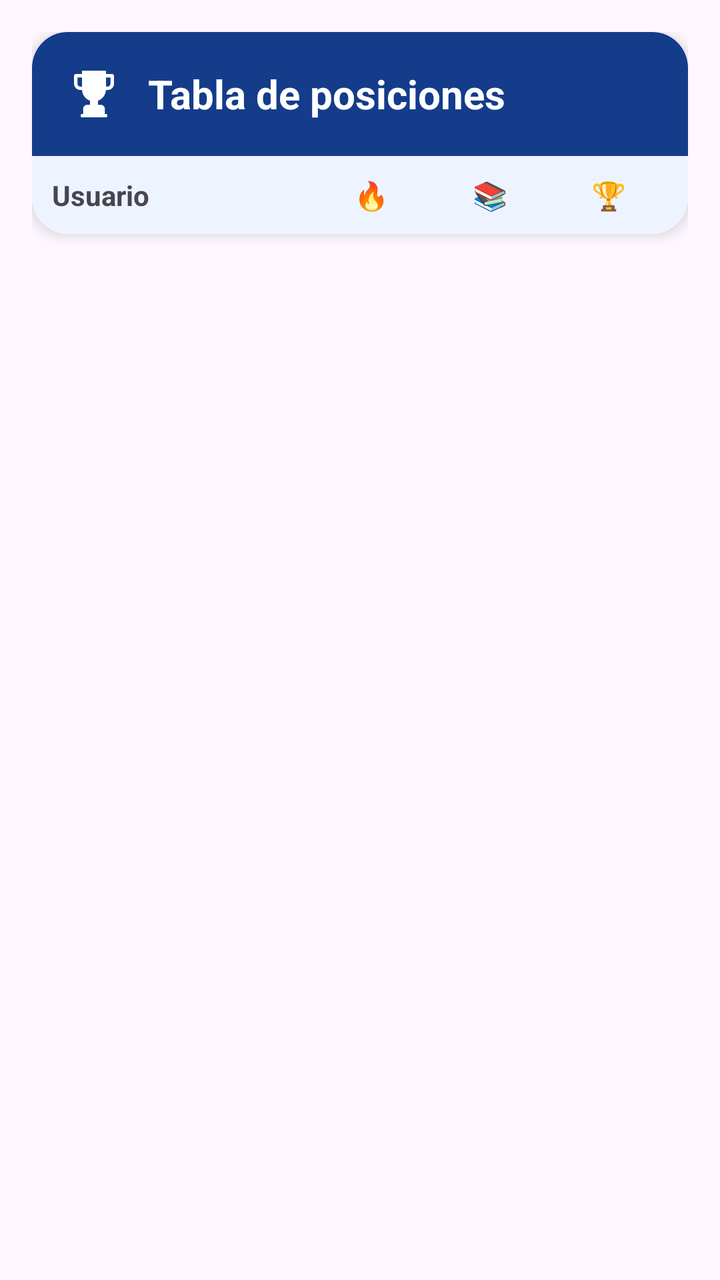
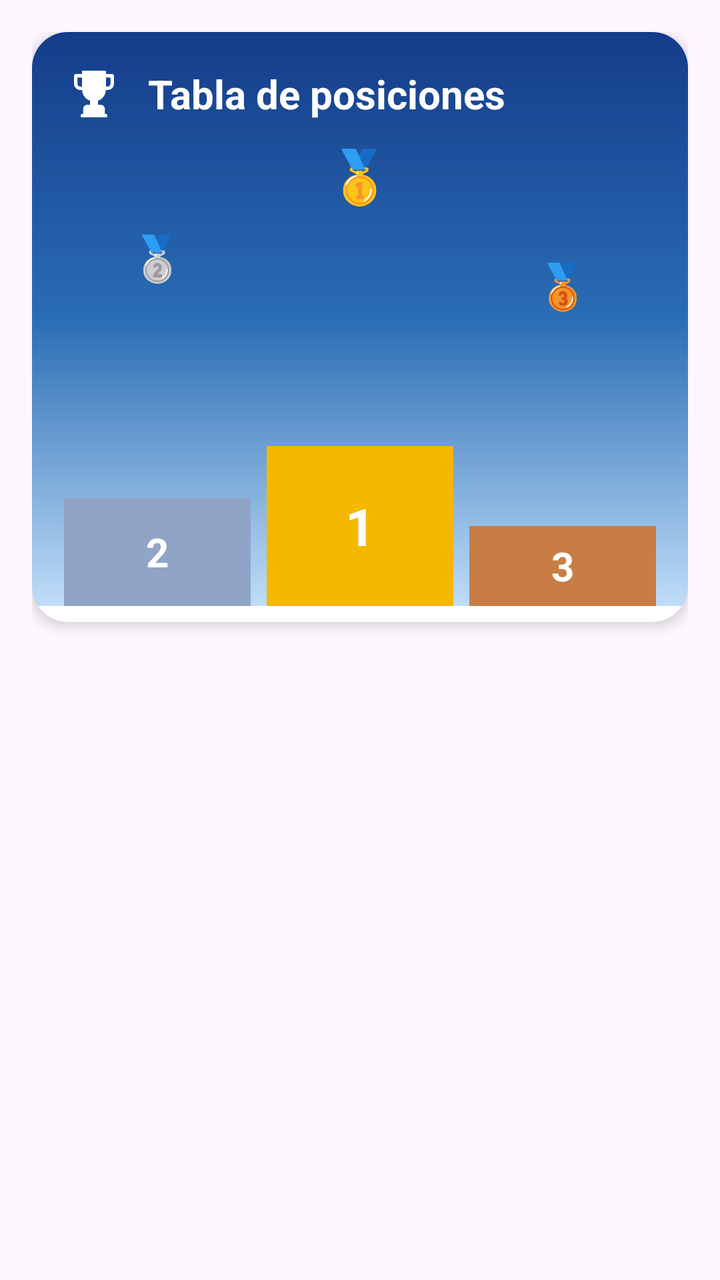

Before-and-after screenshots of an Android layout around one commit, followed by the original layout XML and the change that was made.
<!-- AndroidManifest.xml: application theme Theme.SysLearning -->
<!-- res/layout/fragment_estadisticas_admin.xml -->
<?xml version="1.0" encoding="utf-8"?>
<LinearLayout xmlns:android="http://schemas.android.com/apk/res/android"
    xmlns:app="http://schemas.android.com/apk/res-auto"
    android:layout_width="match_parent"
    android:layout_height="match_parent"
    android:orientation="vertical"
    android:padding="16dp">

    <androidx.cardview.widget.CardView
        android:layout_width="match_parent"
        android:layout_height="wrap_content"
        app:cardCornerRadius="18dp"
        app:cardElevation="4dp">

        <LinearLayout
            android:layout_width="match_parent"
            android:layout_height="wrap_content"
            android:orientation="vertical">

            

            <LinearLayout
                android:layout_width="match_parent"
                android:layout_height="wrap_content"
                android:background="#143C8A"
                android:gravity="center_vertical"
                android:orientation="horizontal"
                android:padding="16dp">

                <ImageView
                    android:layout_width="30dp"
                    android:layout_height="30dp"
                    android:src="@drawable/ic_trophy"
                    android:tint="@android:color/white"/>

                <TextView
                    android:layout_width="wrap_content"
                    android:layout_height="wrap_content"
                    android:layout_marginStart="12dp"
                    android:text="Tabla de posiciones"
                    android:textColor="@android:color/white"
                    android:textSize="20sp"
                    android:textStyle="bold"/>

            </LinearLayout>

            

            <LinearLayout
                android:layout_width="match_parent"
                android:layout_height="wrap_content"
                android:background="#EEF4FF"
                android:orientation="horizontal"
                android:padding="10dp">

                <TextView
                    android:layout_width="0dp"
                    android:layout_height="wrap_content"
                    android:layout_weight="2.2"
                    android:text="Usuario"
                    android:textStyle="bold"/>

                <TextView
                    android:layout_width="0dp"
                    android:layout_height="wrap_content"
                    android:layout_weight="1"
                    android:gravity="center"
                    android:text="🔥"/>

                <TextView
                    android:layout_width="0dp"
                    android:layout_height="wrap_content"
                    android:layout_weight="1"
                    android:gravity="center"
                    android:text="📚"/>

                <TextView
                    android:layout_width="0dp"
                    android:layout_height="wrap_content"
                    android:layout_weight="1"
                    android:gravity="center"
                    android:text="🏆"/>

            </LinearLayout>

            <androidx.recyclerview.widget.RecyclerView
                android:id="@+id/rvRanking"
                android:layout_width="match_parent"
                android:layout_height="wrap_content"
                android:nestedScrollingEnabled="false"/>

            <TextView
                android:id="@+id/tvSinRanking"
                android:layout_width="match_parent"
                android:layout_height="wrap_content"
                android:padding="18dp"
                android:gravity="center"
                android:text="No hay usuarios."
                android:visibility="gone"/>

        </LinearLayout>

    </androidx.cardview.widget.CardView>

</LinearLayout>
<!-- resources referenced by this layout -->
<resources>
  <!-- drawable ic_trophy: vector/xml drawable (drawable, 8434 chars, omitted) -->
  <style name="Theme.SysLearning" parent="Theme.MaterialComponents.DayNight.NoActionBar">
  
          
          <item name="colorPrimary">#143C8A</item>
          <item name="colorPrimaryVariant">#0D2E6E</item>
          <item name="colorOnPrimary">#FFFFFF</item>
  
          
          <item name="colorSecondary">#00B8D9</item>
          <item name="colorSecondaryVariant">#0099B7</item>
          <item name="colorOnSecondary">#FFFFFF</item>
  
          
          <item name="android:statusBarColor">#143C8A</item>
  
  
      </style>
</resources>

<!-- the commit's change to res/layout/fragment_estadisticas_admin.xml (unified diff, before → after) -->
@@ -22,66 +22,42 @@
             <LinearLayout
                 android:layout_width="match_parent"
                 android:layout_height="wrap_content"
-                android:background="#143C8A"
-                android:gravity="center_vertical"
-                android:orientation="horizontal"
-                android:padding="16dp">
-
-                <ImageView
-                    android:layout_width="30dp"
-                    android:layout_height="30dp"
-                    android:src="@drawable/ic_trophy"
-                    android:tint="@android:color/white"/>
-
-                <TextView
-                    android:layout_width="wrap_content"
+                android:background="@drawable/fondo_home"
+                android:orientation="vertical"
+                android:paddingTop="16dp">
+
+                <LinearLayout
+                    android:layout_width="match_parent"
                     android:layout_height="wrap_content"
-                    android:layout_marginStart="12dp"
-                    android:text="Tabla de posiciones"
-                    android:textColor="@android:color/white"
-                    android:textSize="20sp"
-                    android:textStyle="bold"/>
+                    android:gravity="center_vertical"
+                    android:orientation="horizontal"
+                    android:paddingStart="16dp"
+                    android:paddingEnd="16dp">
+
+                    <ImageView
+                        android:layout_width="30dp"
+                        android:layout_height="30dp"
+                        android:src="@drawable/ic_trophy"
+                        app:tint="@android:color/white"/>
+
+                    <TextView
+                        android:layout_width="wrap_content"
+                        android:layout_height="wrap_content"
+                        android:layout_marginStart="12dp"
+                        android:text="Tabla de posiciones"
+                        android:textColor="@android:color/white"
+                        android:textSize="20sp"
+                        android:textStyle="bold"/>
+
+                </LinearLayout>
+
+                <include layout="@layout/vista_podio_ranking" />
 
             </LinearLayout>
 
-            
-
-            <LinearLayout
-                android:layout_width="match_parent"
-                android:layout_height="wrap_content"
-                android:background="#EEF4FF"
-                android:orientation="horizontal"
-                android:padding="10dp">
-
-                <TextView
-                    android:layout_width="0dp"
-                    android:layout_height="wrap_content"
-                    android:layout_weight="2.2"
-                    android:text="Usuario"
-                    android:textStyle="bold"/>
-
-                <TextView
-                    android:layout_width="0dp"
-                    android:layout_height="wrap_content"
-                    android:layout_weight="1"
-                    android:gravity="center"
-                    android:text="🔥"/>
-
-                <TextView
-                    android:layout_width="0dp"
-                    android:layout_height="wrap_content"
-                    android:layout_weight="1"
-                    android:gravity="center"
-                    android:text="📚"/>
-
-                <TextView
-                    android:layout_width="0dp"
-                    android:layout_height="wrap_content"
-                    android:layout_weight="1"
-                    android:gravity="center"
-                    android:text="🏆"/>
-
-            </LinearLayout>
+            <View
+                android:layout_width="match_parent"
+                android:layout_height="8dp" />
 
             <androidx.recyclerview.widget.RecyclerView
                 android:id="@+id/rvRanking"
@@ -103,3 +79,209 @@
     </androidx.cardview.widget.CardView>
 
 </LinearLayout>
+<!-- res/layout/vista_podio_ranking.xml (included above) -->
+<?xml version="1.0" encoding="utf-8"?>
+<LinearLayout xmlns:android="http://schemas.android.com/apk/res/android"
+    android:id="@+id/contenedorPodio"
+    android:layout_width="match_parent"
+    android:layout_height="wrap_content"
+    android:baselineAligned="false"
+    android:gravity="bottom"
+    android:orientation="horizontal"
+    android:paddingStart="12dp"
+    android:paddingTop="8dp"
+    android:paddingEnd="12dp">
+
+    
+    <LinearLayout
+        android:id="@+id/podio2"
+        android:layout_width="0dp"
+        android:layout_height="wrap_content"
+        android:layout_weight="1"
+        android:gravity="center_horizontal|bottom"
+        android:orientation="vertical"
+        android:paddingStart="4dp"
+        android:paddingEnd="4dp">
+
+        <TextView
+            android:layout_width="wrap_content"
+            android:layout_height="wrap_content"
+            android:importantForAccessibility="no"
+            android:text="🥈"
+            android:textSize="22sp" />
+
+        <TextView
+            android:id="@+id/podio2Avatar"
+            android:layout_width="52dp"
+            android:layout_height="52dp"
+            android:layout_marginTop="4dp"
+            android:gravity="center"
+            android:textColor="@android:color/white"
+            android:textSize="16sp"
+            android:textStyle="bold" />
+
+        <TextView
+            android:id="@+id/podio2Nombre"
+            android:layout_width="match_parent"
+            android:layout_height="wrap_content"
+            android:layout_marginTop="6dp"
+            android:ellipsize="end"
+            android:gravity="center"
+            android:maxLines="1"
+            android:textColor="@android:color/white"
+            android:textSize="13sp"
+            android:textStyle="bold" />
+
+        <TextView
+            android:id="@+id/podio2Puntos"
+            android:layout_width="wrap_content"
+            android:layout_height="wrap_content"
+            android:layout_marginTop="2dp"
+            android:textColor="#FFD54F"
+            android:textSize="12sp"
+            android:textStyle="bold" />
+
+        
+        <TextView
+            android:id="@+id/podio2Base"
+            android:layout_width="match_parent"
+            android:layout_height="54dp"
+            android:layout_marginTop="8dp"
+            android:background="#90A4C8"
+            android:gravity="center"
+            android:text="2"
+            android:textColor="@android:color/white"
+            android:textSize="20sp"
+            android:textStyle="bold" />
+
+    </LinearLayout>
+
+    
+    <LinearLayout
+        android:id="@+id/podio1"
+        android:layout_width="0dp"
+        android:layout_height="wrap_content"
+        android:layout_weight="1"
+        android:gravity="center_horizontal|bottom"
+        android:orientation="vertical"
+        android:paddingStart="4dp"
+        android:paddingEnd="4dp">
+
+        <TextView
+            android:layout_width="wrap_content"
+            android:layout_height="wrap_content"
+            android:importantForAccessibility="no"
+            android:text="🥇"
+            android:textSize="26sp" />
+
+        <TextView
+            android:id="@+id/podio1Avatar"
+            android:layout_width="64dp"
+            android:layout_height="64dp"
+            android:layout_marginTop="4dp"
+            android:gravity="center"
+            android:textColor="@android:color/white"
+            android:textSize="20sp"
+            android:textStyle="bold" />
+
+        <TextView
+            android:id="@+id/podio1Nombre"
+            android:layout_width="match_parent"
+            android:layout_height="wrap_content"
+            android:layout_marginTop="6dp"
+            android:ellipsize="end"
+            android:gravity="center"
+            android:maxLines="1"
+            android:textColor="@android:color/white"
+            android:textSize="13sp"
+            android:textStyle="bold" />
+
+        <TextView
+            android:id="@+id/podio1Puntos"
+            android:layout_width="wrap_content"
+            android:layout_height="wrap_content"
+            android:layout_marginTop="2dp"
+            android:textColor="#FFD54F"
+            android:textSize="12sp"
+            android:textStyle="bold" />
+
+        
+        <TextView
+            android:id="@+id/podio1Base"
+            android:layout_width="match_parent"
+            android:layout_height="80dp"
+            android:layout_marginTop="8dp"
+            android:background="#F5B700"
+            android:gravity="center"
+            android:text="1"
+            android:textColor="@android:color/white"
+            android:textSize="26sp"
+            android:textStyle="bold" />
+
+    </LinearLayout>
+
+    
+    <LinearLayout
+        android:id="@+id/podio3"
+        android:layout_width="0dp"
+        android:layout_height="wrap_content"
+        android:layout_weight="1"
+        android:gravity="center_horizontal|bottom"
+        android:orientation="vertical"
+        android:paddingStart="4dp"
+        android:paddingEnd="4dp">
+
+        <TextView
+            android:layout_width="wrap_content"
+            android:layout_height="wrap_content"
+            android:importantForAccessibility="no"
+            android:text="🥉"
+            android:textSize="22sp" />
+
+        <TextView
+            android:id="@+id/podio3Avatar"
+            android:layout_width="52dp"
+            android:layout_height="52dp"
+            android:layout_marginTop="4dp"
+            android:gravity="center"
+            android:textColor="@android:color/white"
+            android:textSize="16sp"
+            android:textStyle="bold" />
+
+        <TextView
+            android:id="@+id/podio3Nombre"
+            android:layout_width="match_parent"
+            android:layout_height="wrap_content"
+            android:layout_marginTop="6dp"
+            android:ellipsize="end"
+            android:gravity="center"
+            android:maxLines="1"
+            android:textColor="@android:color/white"
+            android:textSize="13sp"
+            android:textStyle="bold" />
+
+        <TextView
+            android:id="@+id/podio3Puntos"
+            android:layout_width="wrap_content"
+            android:layout_height="wrap_content"
+            android:layout_marginTop="2dp"
+            android:textColor="#FFD54F"
+            android:textSize="12sp"
+            android:textStyle="bold" />
+
+        
+        <TextView
+            android:id="@+id/podio3Base"
+            android:layout_width="match_parent"
+            android:layout_height="40dp"
+            android:layout_marginTop="8dp"
+            android:background="#C77D43"
+            android:gravity="center"
+            android:text="3"
+            android:textColor="@android:color/white"
+            android:textSize="20sp"
+            android:textStyle="bold" />
+
+    </LinearLayout>
+
+</LinearLayout>
<!-- resource entries referenced after the edit -->
@@ -1,5 +1,16 @@
 <!-- resources referenced by this layout -->
 <resources>
+  <!-- drawable fondo_home (drawable) -->
+  <?xml version="1.0" encoding="utf-8"?>
+  <shape xmlns:android="http://schemas.android.com/apk/res/android">
+  
+      <gradient
+          android:angle="270"
+          android:startColor="#143C8A"
+          android:centerColor="#2A6DB5"
+          android:endColor="#BFDDF8"/>
+  
+  </shape>
   <!-- drawable ic_trophy: vector/xml drawable (drawable, 8434 chars, omitted) -->
   <style name="Theme.SysLearning" parent="Theme.MaterialComponents.DayNight.NoActionBar">
   
